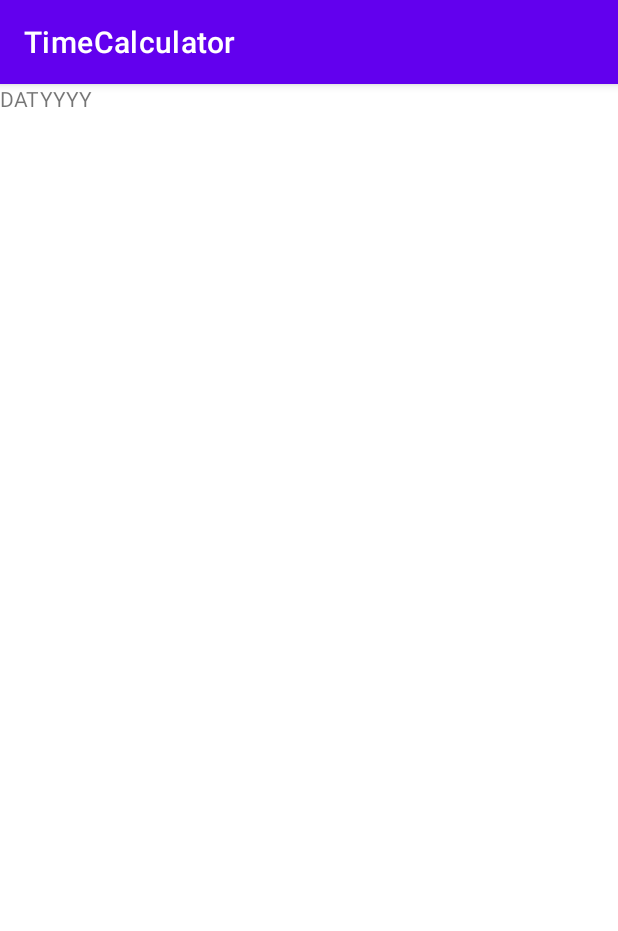
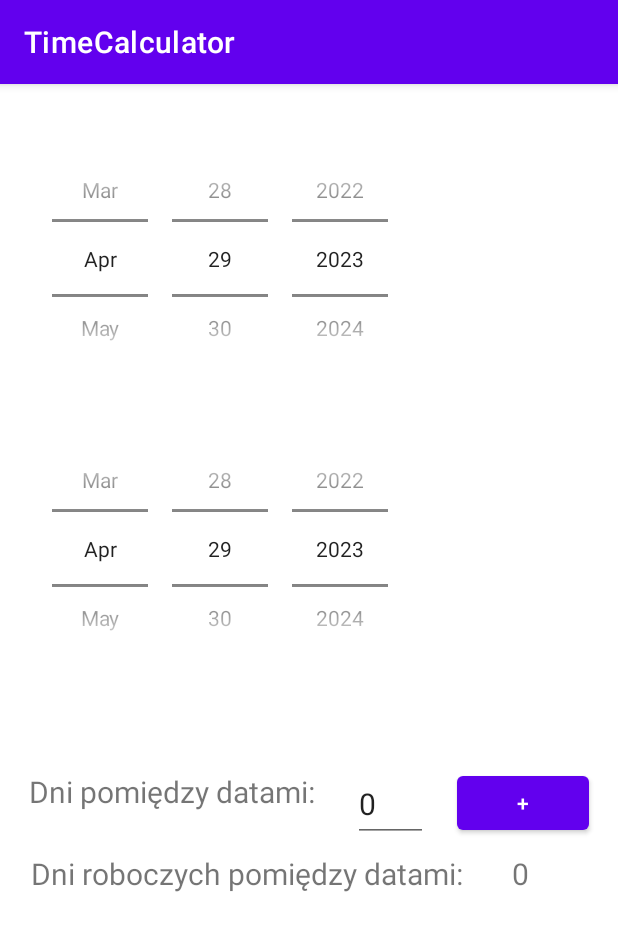
Before and after one commit to jakubbiniu/Time-Calculator-Kotlin, an Android app: the Dates screen opened directly, with no data from a screen before it, on a phone screen of 412 x 824 dp. Shown: the top 931 px of the screen. Run offline under Robolectric (Android 15) with nearby library versions, the phone set to English and light mode, and no system bars.

Commit message:
Interfejs dat

```diff
--- a/app/src/main/java/edu/put/inf151921/Dates.kt
+++ b/app/src/main/java/edu/put/inf151921/Dates.kt
@@ -2,10 +2,19 @@ package edu.put.inf151921
 
 import androidx.appcompat.app.AppCompatActivity
 import android.os.Bundle
+import android.view.View
+import android.widget.EditText
 
 class Dates : AppCompatActivity() {
     override fun onCreate(savedInstanceState: Bundle?) {
         super.onCreate(savedInstanceState)
         setContentView(R.layout.activity_dates)
     }
+    fun plus(v: View){
+        val n: EditText = findViewById(R.id.number1) as EditText
+        val nText: String = n.text.toString()
+        var nValue: Int = if (nText.isNotEmpty()) nText.toInt() else 0
+        var newValue:Int  = nValue +1
+        n.setText(newValue.toString())
+    }
 }
--- a/app/src/main/res/layout/activity_dates.xml
+++ b/app/src/main/res/layout/activity_dates.xml
@@ -6,11 +6,112 @@
     android:layout_height="match_parent"
     tools:context=".Dates">
 
+    <DatePicker
+        android:id="@+id/date1"
+        android:layout_width="302dp"
+        android:layout_height="170dp"
+        android:layout_marginTop="24dp"
+        android:layout_marginBottom="8dp"
+        android:calendarViewShown="false"
+        android:datePickerMode="spinner"
+        app:layout_constraintBottom_toTopOf="@+id/date2"
+        app:layout_constraintTop_toTopOf="parent"
+        tools:layout_editor_absoluteX="54dp" />
+
     <TextView
-        android:id="@+id/textView"
+        android:id="@+id/text1"
+        android:layout_width="196dp"
+        android:layout_height="43dp"
+        android:layout_marginStart="8dp"
+        android:layout_marginTop="32dp"
+        android:layout_marginEnd="8dp"
+        android:layout_marginBottom="8dp"
+        android:text="Dni pomiędzy datami:"
+        android:textSize="20sp"
+        app:layout_constraintBottom_toBottomOf="parent"
+        app:layout_constraintEnd_toStartOf="@+id/number1"
+        app:layout_constraintHorizontal_bias="0.5"
+        app:layout_constraintStart_toStartOf="parent"
+        app:layout_constraintTop_toTopOf="parent"
+        app:layout_constraintVertical_bias="0.622" />
+
+    <EditText
+        android:id="@+id/number1"
+        android:layout_width="50dp"
+        android:layout_height="50dp"
+        android:layout_marginTop="32dp"
+        android:layout_marginBottom="8dp"
+        android:ems="10"
+        android:inputType="numberSigned"
+        android:text="0"
+        android:textSize="20sp"
+        app:layout_constraintBottom_toBottomOf="parent"
+        app:layout_constraintEnd_toStartOf="@+id/button"
+        app:layout_constraintHorizontal_bias="0.5"
+        app:layout_constraintStart_toEndOf="@+id/text1"
+        app:layout_constraintTop_toTopOf="parent"
+        app:layout_constraintVertical_bias="0.624" />
+
+    <Button
+        android:id="@+id/button"
         android:layout_width="wrap_content"
         android:layout_height="wrap_content"
-        android:text="DATYYYY"
-        tools:layout_editor_absoluteX="173dp"
-        tools:layout_editor_absoluteY="339dp" />
+        android:layout_marginStart="8dp"
+        android:layout_marginTop="32dp"
+        android:layout_marginEnd="8dp"
+        android:layout_marginBottom="8dp"
+        android:onClick="plus"
+        android:text="+"
+        app:layout_constraintBottom_toBottomOf="parent"
+        app:layout_constraintEnd_toEndOf="parent"
+        app:layout_constraintHorizontal_bias="0.5"
+        app:layout_constraintStart_toEndOf="@+id/number1"
+        app:layout_constraintTop_toTopOf="parent"
+        app:layout_constraintVertical_bias="0.623" />
+
+    <DatePicker
+        android:id="@+id/date2"
+        android:layout_width="302dp"
+        android:layout_height="170dp"
+        android:layout_marginTop="8dp"
+        android:layout_marginBottom="53dp"
+        android:calendarViewShown="false"
+        android:datePickerMode="spinner"
+        app:layout_constraintBottom_toTopOf="@+id/number1"
+        app:layout_constraintTop_toBottomOf="@+id/date1"
+        tools:layout_editor_absoluteX="54dp" />
+
+    <TextView
+        android:id="@+id/text3"
+        android:layout_width="300dp"
+        android:layout_height="33dp"
+        android:layout_marginStart="8dp"
+        android:layout_marginTop="32dp"
+        android:layout_marginEnd="8dp"
+        android:layout_marginBottom="16dp"
+        android:text="Dni roboczych pomiędzy datami:"
+        android:textSize="20sp"
+        app:layout_constraintBottom_toBottomOf="parent"
+        app:layout_constraintEnd_toStartOf="@+id/text4"
+        app:layout_constraintHorizontal_bias="0.5"
+        app:layout_constraintStart_toStartOf="parent"
+        app:layout_constraintTop_toTopOf="parent"
+        app:layout_constraintVertical_bias="0.7" />
+
+    <TextView
+        android:id="@+id/text4"
+        android:layout_width="50dp"
+        android:layout_height="33dp"
+        android:layout_marginTop="32dp"
+        android:layout_marginEnd="8dp"
+        android:layout_marginBottom="16dp"
+        android:text="0"
+        android:textSize="20sp"
+        app:layout_constraintBottom_toBottomOf="parent"
+        app:layout_constraintEnd_toEndOf="parent"
+        app:layout_constraintHorizontal_bias="0.5"
+        app:layout_constraintStart_toEndOf="@+id/text3"
+        app:layout_constraintTop_toTopOf="parent"
+        app:layout_constraintVertical_bias="0.7" />
+
 </androidx.constraintlayout.widget.ConstraintLayout>
```
